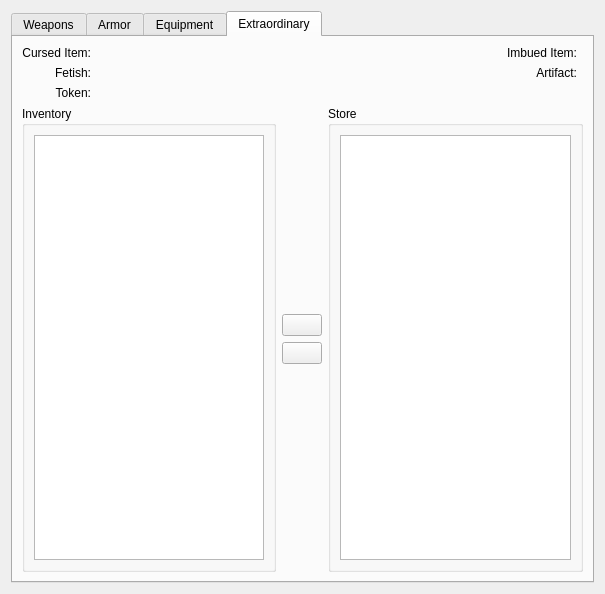
Above: ui/ui_ItemWidget.ui from Kamduis/SoulCreator before the change. Below: the same form after it.
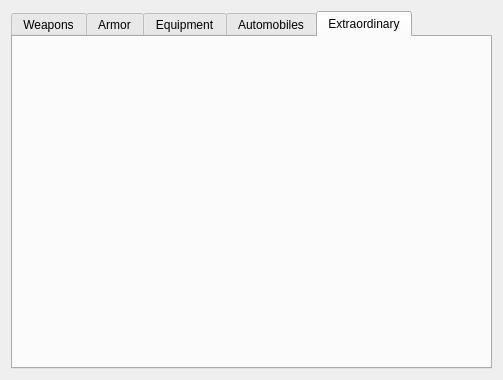
That is the form after the change. The open tabs and pages were chosen to show the change. Custom widgets are drawn as their Qt base class.

Patch:
```diff
--- a/ui/ui_ItemWidget.ui
+++ b/ui/ui_ItemWidget.ui
@@ -6,8 +6,8 @@
    <rect>
     <x>0</x>
     <y>0</y>
-    <width>605</width>
-    <height>594</height>
+    <width>503</width>
+    <height>380</height>
    </rect>
   </property>
   <property name="windowTitle">
@@ -425,203 +425,35 @@
        </item>
       </layout>
      </widget>
+     <widget class="QWidget" name="automobilesTab">
+      <attribute name="title">
+       <string>Automobiles</string>
+      </attribute>
+      <layout class="QVBoxLayout" name="verticalLayout_2">
+       <item>
+        <widget class="QWidget" name="widget_automobiles" native="true">
+         <layout class="QVBoxLayout" name="layout_automobiles">
+          <property name="margin">
+           <number>0</number>
+          </property>
+         </layout>
+        </widget>
+       </item>
+      </layout>
+     </widget>
      <widget class="QWidget" name="extraordinaryTab">
       <attribute name="title">
        <string>Extraordinary</string>
       </attribute>
-      <layout class="QVBoxLayout" name="verticalLayout_14" stretch="0,1">
+      <layout class="QVBoxLayout" name="verticalLayout_3">
        <item>
-        <layout class="QHBoxLayout" name="horizontalLayout_8">
-         <item>
-          <layout class="QGridLayout" name="gridLayout">
-           <item row="0" column="0">
-            <widget class="QLabel" name="label_17">
-             <property name="text">
-              <string>Cursed Item:</string>
-             </property>
-             <property name="alignment">
-              <set>Qt::AlignRight|Qt::AlignTrailing|Qt::AlignVCenter</set>
-             </property>
-            </widget>
-           </item>
-           <item row="0" column="1">
-            <widget class="TraitDots" name="traitDots_cursedItem" native="true"/>
-           </item>
-           <item row="1" column="0">
-            <widget class="QLabel" name="label_16">
-             <property name="text">
-              <string>Fetish:</string>
-             </property>
-             <property name="alignment">
-              <set>Qt::AlignRight|Qt::AlignTrailing|Qt::AlignVCenter</set>
-             </property>
-            </widget>
-           </item>
-           <item row="1" column="1">
-            <widget class="TraitDots" name="traitDots_fetish" native="true"/>
-           </item>
-           <item row="2" column="0">
-            <widget class="QLabel" name="label_18">
-             <property name="text">
-              <string>Token:</string>
-             </property>
-             <property name="alignment">
-              <set>Qt::AlignRight|Qt::AlignTrailing|Qt::AlignVCenter</set>
-             </property>
-            </widget>
-           </item>
-           <item row="2" column="1">
-            <widget class="TraitDots" name="traitDots_token" native="true"/>
-           </item>
-          </layout>
-         </item>
-         <item>
-          <spacer name="horizontalSpacer_5">
-           <property name="orientation">
-            <enum>Qt::Horizontal</enum>
-           </property>
-           <property name="sizeHint" stdset="0">
-            <size>
-             <width>40</width>
-             <height>5</height>
-            </size>
-           </property>
-          </spacer>
-         </item>
-         <item>
-          <layout class="QVBoxLayout" name="verticalLayout_3">
-           <item>
-            <layout class="QGridLayout" name="gridLayout_2">
-             <item row="0" column="0">
-              <widget class="QLabel" name="label_10">
-               <property name="text">
-                <string>Imbued Item:</string>
-               </property>
-               <property name="alignment">
-                <set>Qt::AlignRight|Qt::AlignTrailing|Qt::AlignVCenter</set>
-               </property>
-              </widget>
-             </item>
-             <item row="0" column="1">
-              <widget class="TraitDots" name="traitDots_imbuedItem" native="true"/>
-             </item>
-             <item row="1" column="0">
-              <widget class="QLabel" name="label_12">
-               <property name="text">
-                <string>Artifact:</string>
-               </property>
-               <property name="alignment">
-                <set>Qt::AlignRight|Qt::AlignTrailing|Qt::AlignVCenter</set>
-               </property>
-              </widget>
-             </item>
-             <item row="1" column="1">
-              <widget class="TraitDots" name="traitDots_artifact" native="true"/>
-             </item>
-            </layout>
-           </item>
-           <item>
-            <spacer name="verticalSpacer_9">
-             <property name="orientation">
-              <enum>Qt::Vertical</enum>
-             </property>
-             <property name="sizeHint" stdset="0">
-              <size>
-               <width>20</width>
-               <height>5</height>
-              </size>
-             </property>
-            </spacer>
-           </item>
-          </layout>
-         </item>
-        </layout>
-       </item>
-       <item>
-        <layout class="QHBoxLayout" name="horizontalLayout_9">
-         <item>
-          <widget class="QGroupBox" name="groupBox">
-           <property name="title">
-            <string>Inventory</string>
-           </property>
-           <layout class="QVBoxLayout" name="verticalLayout_15">
-            <item>
-             <widget class="QListWidget" name="listWidget_extraordinaryInventory">
-              <property name="toolTip">
-               <string>Weapons in the characters inventory.</string>
-              </property>
-             </widget>
-            </item>
-           </layout>
-          </widget>
-         </item>
-         <item>
-          <layout class="QVBoxLayout" name="verticalLayout_11">
-           <item>
-            <spacer name="verticalSpacer_7">
-             <property name="orientation">
-              <enum>Qt::Vertical</enum>
-             </property>
-             <property name="sizeHint" stdset="0">
-              <size>
-               <width>20</width>
-               <height>40</height>
-              </size>
-             </property>
-            </spacer>
-           </item>
-           <item>
-            <widget class="QPushButton" name="pushButton_extraordinaryAdd">
-             <property name="toolTip">
-              <string>Take in inventory.</string>
-             </property>
-             <property name="text">
-              <string/>
-             </property>
-            </widget>
-           </item>
-           <item>
-            <widget class="QPushButton" name="pushButton_extraordinaryRemove">
-             <property name="toolTip">
-              <string>Take from inventory.</string>
-             </property>
-             <property name="text">
-              <string/>
-             </property>
-            </widget>
-           </item>
-           <item>
-            <spacer name="verticalSpacer_8">
-             <property name="orientation">
-              <enum>Qt::Vertical</enum>
-             </property>
-             <property name="sizeHint" stdset="0">
-              <size>
-               <width>20</width>
-               <height>40</height>
-              </size>
-             </property>
-            </spacer>
-           </item>
-          </layout>
-         </item>
-         <item>
-          <widget class="QGroupBox" name="groupBox_2">
-           <property name="title">
-            <string>Store</string>
-           </property>
-           <layout class="QVBoxLayout" name="verticalLayout_9">
-            <item>
-             <widget class="QListWidget" name="listWidget_extraordinaryStore">
-              <property name="toolTip">
-               <string>Available weapons.</string>
-              </property>
-             </widget>
-            </item>
-           </layout>
-          </widget>
-         </item>
-        </layout>
+        <widget class="QWidget" name="widget_extraordinaryItems" native="true">
+         <layout class="QVBoxLayout" name="layout_extraordinaryItems">
+          <property name="margin">
+           <number>0</number>
+          </property>
+         </layout>
+        </widget>
        </item>
       </layout>
      </widget>
```
Left out of the diff: 271 changed lines with no effect on the pictures.
